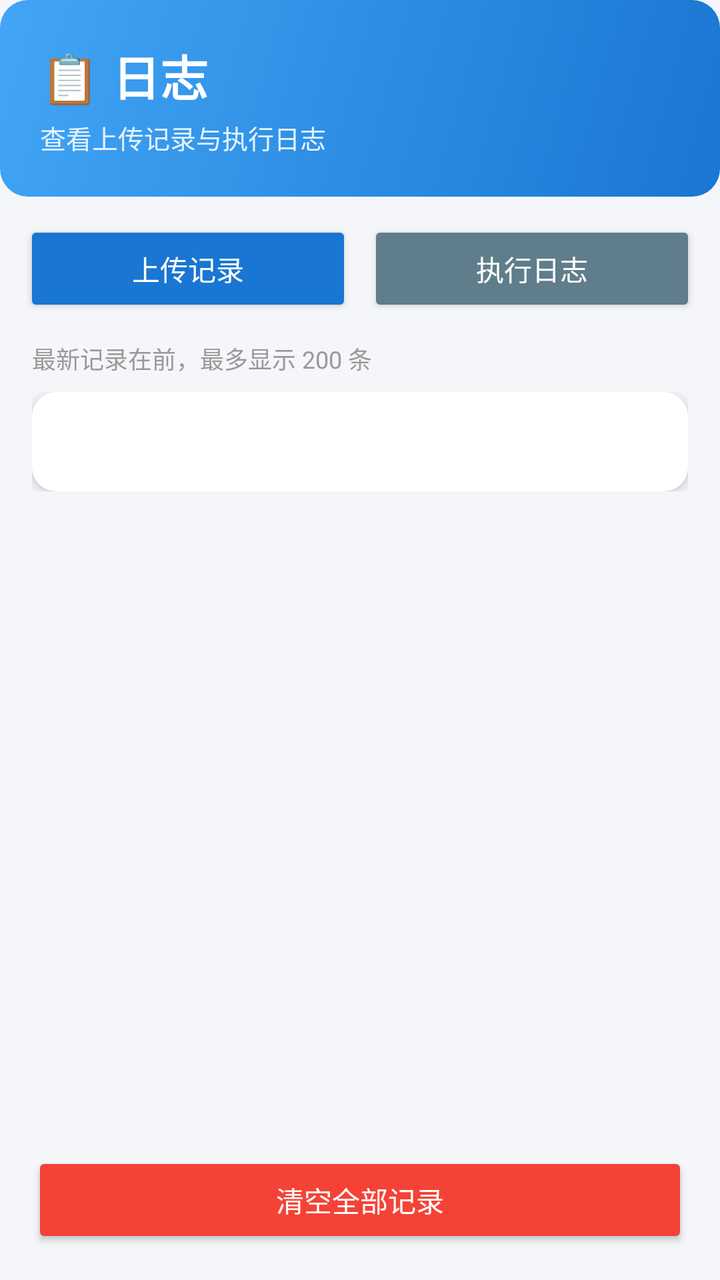
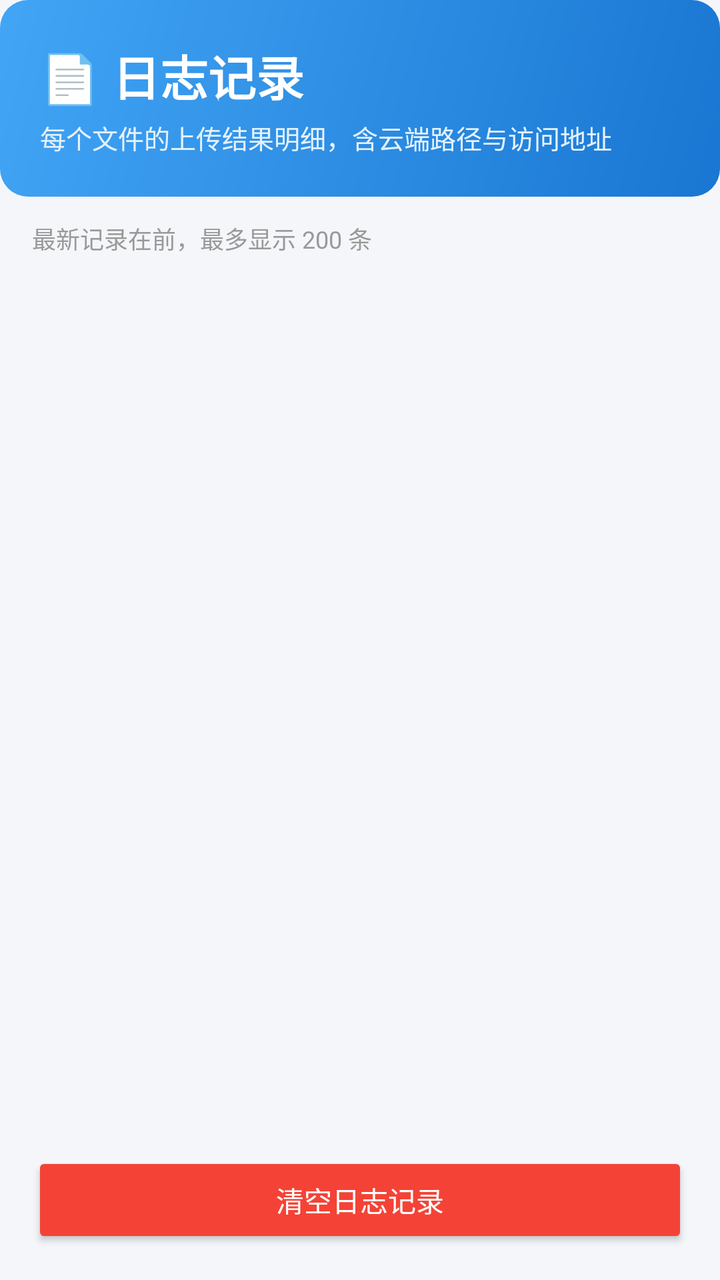

Two renders of the same Android screen: before a commit and after it. Below are the layout's source before the change and the commit's diff.
<!-- AndroidManifest.xml: application theme Theme.AppCompat.Light.DarkActionBar -->
<!-- res/layout/fragment_logs.xml -->
<?xml version="1.0" encoding="utf-8"?>
<LinearLayout xmlns:android="http://schemas.android.com/apk/res/android"
    android:layout_width="match_parent"
    android:layout_height="match_parent"
    android:orientation="vertical"
    android:background="#F5F6FA">

    
    <LinearLayout
        android:layout_width="match_parent"
        android:layout_height="wrap_content"
        android:orientation="vertical"
        android:background="@drawable/bg_gradient_header"
        android:padding="20dp"
        android:paddingTop="22dp"
        android:paddingBottom="22dp">

        <TextView
            android:layout_width="match_parent"
            android:layout_height="wrap_content"
            android:text="📋 日志"
            android:textSize="24sp"
            android:textStyle="bold"
            android:textColor="@android:color/white"/>

        <TextView
            android:layout_width="match_parent"
            android:layout_height="wrap_content"
            android:text="查看上传记录与执行日志"
            android:textSize="13sp"
            android:textColor="#E3F2FD"
            android:layout_marginTop="4dp"/>
    </LinearLayout>

    
    <LinearLayout
        android:layout_width="match_parent"
        android:layout_height="wrap_content"
        android:orientation="horizontal"
        android:padding="12dp">

        <Button
            android:id="@+id/btn_tab_upload"
            android:layout_width="0dp"
            android:layout_height="wrap_content"
            android:layout_weight="1"
            android:text="上传记录"
            android:backgroundTint="#1976D2"
            android:textColor="@android:color/white"
            android:layout_marginEnd="4dp"/>

        <Button
            android:id="@+id/btn_tab_exec"
            android:layout_width="0dp"
            android:layout_height="wrap_content"
            android:layout_weight="1"
            android:text="执行日志"
            android:backgroundTint="#607D8B"
            android:textColor="@android:color/white"
            android:layout_marginStart="4dp"/>
    </LinearLayout>

    <TextView
        android:layout_width="match_parent"
        android:layout_height="wrap_content"
        android:text="最新记录在前，最多显示 200 条"
        android:textSize="12sp"
        android:textColor="#999999"
        android:paddingStart="16dp"
        android:paddingEnd="16dp"
        android:paddingBottom="8dp"/>

    
    <ScrollView
        android:layout_width="match_parent"
        android:layout_height="0dp"
        android:layout_weight="1">

        <LinearLayout
            android:layout_width="match_parent"
            android:layout_height="wrap_content"
            android:orientation="vertical"
            android:paddingStart="16dp"
            android:paddingEnd="16dp"
            android:paddingBottom="16dp">

            <TextView
                android:id="@+id/tv_logs_content"
                android:layout_width="match_parent"
                android:layout_height="wrap_content"
                android:background="@drawable/bg_card_round"
                android:padding="16dp"
                android:elevation="3dp"
                android:textSize="13sp"
                android:textColor="#333333"
                android:fontFamily="monospace"
                android:lineSpacingExtra="2dp"/>
        </LinearLayout>
    </ScrollView>

    <Button
        android:id="@+id/btn_clear_logs"
        android:layout_width="match_parent"
        android:layout_height="wrap_content"
        android:text="清空全部记录"
        android:backgroundTint="#F44336"
        android:textColor="@android:color/white"
        android:layout_margin="16dp"/>
</LinearLayout>
<!-- resources referenced by this layout -->
<resources>
  <!-- drawable bg_card_round (drawable) -->
  <?xml version="1.0" encoding="utf-8"?>
  <shape xmlns:android="http://schemas.android.com/apk/res/android"
      android:shape="rectangle">
      <solid android:color="@android:color/white"/>
      <corners android:radius="12dp"/>
  </shape>
  <!-- drawable bg_gradient_header (drawable) -->
  <?xml version="1.0" encoding="utf-8"?>
  <shape xmlns:android="http://schemas.android.com/apk/res/android"
      android:shape="rectangle">
      <gradient
          android:startColor="#1976D2"
          android:endColor="#42A5F5"
          android:angle="135"/>
      <corners android:radius="14dp"/>
  </shape>
</resources>

<!-- the commit's change to res/layout/fragment_logs.xml (unified diff, before → after) -->
@@ -18,7 +18,7 @@
         <TextView
             android:layout_width="match_parent"
             android:layout_height="wrap_content"
-            android:text="📋 日志"
+            android:text="📄 日志记录"
             android:textSize="24sp"
             android:textStyle="bold"
             android:textColor="@android:color/white"/>
@@ -26,41 +26,14 @@
         <TextView
             android:layout_width="match_parent"
             android:layout_height="wrap_content"
-            android:text="查看上传记录与执行日志"
+            android:text="每个文件的上传结果明细，含云端路径与访问地址"
             android:textSize="13sp"
             android:textColor="#E3F2FD"
             android:layout_marginTop="4dp"/>
     </LinearLayout>
 
-    
-    <LinearLayout
-        android:layout_width="match_parent"
-        android:layout_height="wrap_content"
-        android:orientation="horizontal"
-        android:padding="12dp">
-
-        <Button
-            android:id="@+id/btn_tab_upload"
-            android:layout_width="0dp"
-            android:layout_height="wrap_content"
-            android:layout_weight="1"
-            android:text="上传记录"
-            android:backgroundTint="#1976D2"
-            android:textColor="@android:color/white"
-            android:layout_marginEnd="4dp"/>
-
-        <Button
-            android:id="@+id/btn_tab_exec"
-            android:layout_width="0dp"
-            android:layout_height="wrap_content"
-            android:layout_weight="1"
-            android:text="执行日志"
-            android:backgroundTint="#607D8B"
-            android:textColor="@android:color/white"
-            android:layout_marginStart="4dp"/>
-    </LinearLayout>
-
     <TextView
+        android:id="@+id/tv_logs_hint"
         android:layout_width="match_parent"
         android:layout_height="wrap_content"
         android:text="最新记录在前，最多显示 200 条"
@@ -68,9 +41,9 @@
         android:textColor="#999999"
         android:paddingStart="16dp"
         android:paddingEnd="16dp"
+        android:paddingTop="12dp"
         android:paddingBottom="8dp"/>
 
-    
     <ScrollView
         android:layout_width="match_parent"
         android:layout_height="0dp"
@@ -85,16 +58,22 @@
             android:paddingBottom="16dp">
 
             <TextView
-                android:id="@+id/tv_logs_content"
+                android:id="@+id/tv_logs_empty"
                 android:layout_width="match_parent"
                 android:layout_height="wrap_content"
                 android:background="@drawable/bg_card_round"
-                android:padding="16dp"
-                android:elevation="3dp"
+                android:padding="20dp"
+                android:text="暂无日志记录。\n执行一次同步后，这里会逐个列出每个文件的上传结果。"
                 android:textSize="13sp"
-                android:textColor="#333333"
-                android:fontFamily="monospace"
-                android:lineSpacingExtra="2dp"/>
+                android:textColor="#8A8A8A"
+                android:lineSpacingExtra="4dp"
+                android:visibility="gone"/>
+
+            <LinearLayout
+                android:id="@+id/container_log_list"
+                android:layout_width="match_parent"
+                android:layout_height="wrap_content"
+                android:orientation="vertical"/>
         </LinearLayout>
     </ScrollView>
 
@@ -102,7 +81,7 @@
         android:id="@+id/btn_clear_logs"
         android:layout_width="match_parent"
         android:layout_height="wrap_content"
-        android:text="清空全部记录"
+        android:text="清空日志记录"
         android:backgroundTint="#F44336"
         android:textColor="@android:color/white"
         android:layout_margin="16dp"/>
